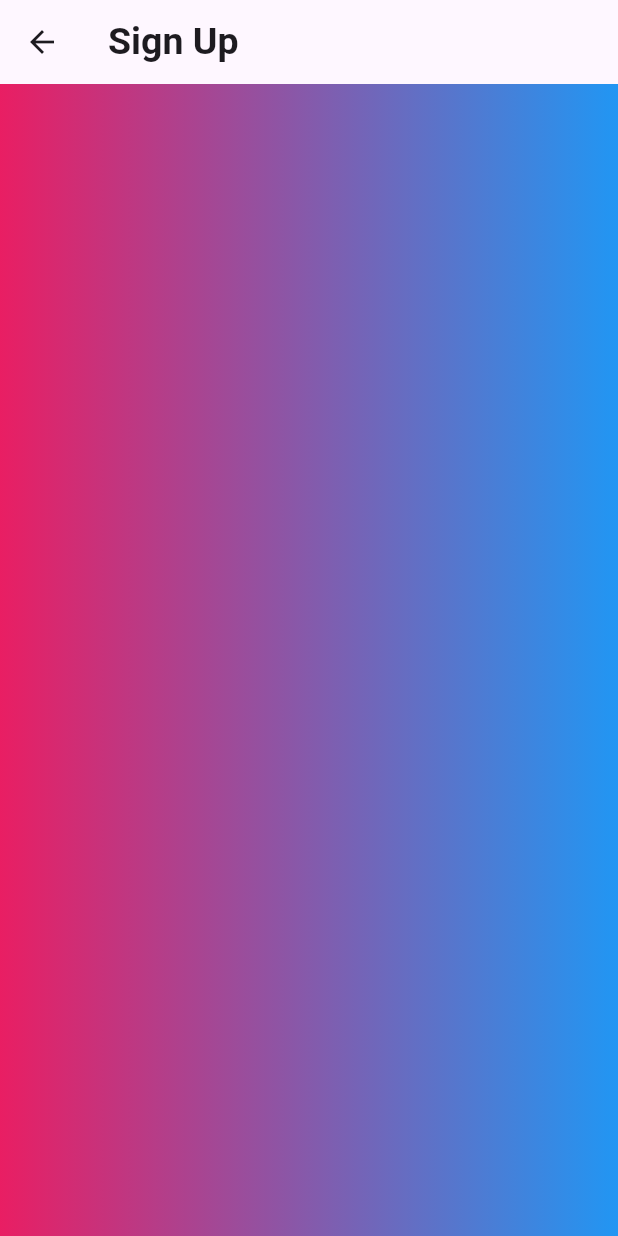
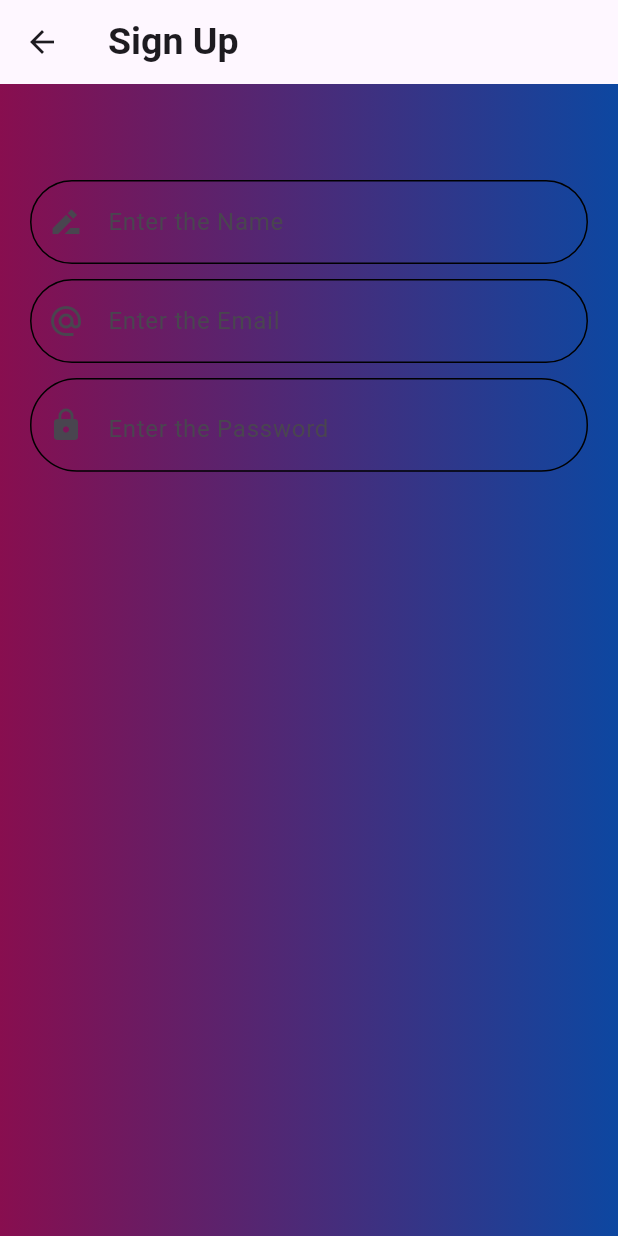
Before and after one commit to abhi1504p/LoginPage, a Flutter app: the SingnPage screen opened directly, on a phone screen of 412 x 824 dp. Run offline on Flutter 3.47's test engine with Material 3 defaults, Android fonts, the phone set to English and light mode, and no system bars; our stand-ins replace firebase_auth, firebase_core; accounts and stored records are empty.

Commit message:
update with firebase

```diff
--- a/lib/SingnUpPage.dart
+++ b/lib/SingnUpPage.dart
@@ -34,13 +34,48 @@ class _SingnPageState extends State<SingnPage> {
         height: MediaQuery.of(context).size.height,
         decoration: BoxDecoration(
           gradient: LinearGradient(colors: [
-            Colors.pink,
-            Colors.blue
+            Colors.pink.shade900,
+            Colors.blue.shade900
           ])
         ),
-        child: SingleChildScrollView(child:
+        child: SingleChildScrollView(
+          scrollDirection: Axis.vertical,
+          child:
           Column(
-            children: [ Padding(
+            children: [
+              SizedBox(height: 120,),
+              Padding(
+                padding: const EdgeInsets.only(right: 20, left: 20),
+                child: TextFormField(
+                  obscureText: false,
+                  validator: (value) {
+                    if (value == null || value.isEmpty) {
+                      return "Pls Enter the Name ";
+                    }
+                    return null;
+                  },
+                  controller: namecontroller,
+                  maxLines: 1,
+                  decoration: InputDecoration(
+                    hintText: "Enter the Name",
+                    prefixIcon:
+                    const Icon(Icons.drive_file_rename_outline_sharp),
+                    focusedBorder: OutlineInputBorder(
+                      borderSide: const BorderSide(color: Colors.black),
+                      borderRadius: BorderRadius.circular(30),
+                    ),
+                    enabledBorder: OutlineInputBorder(
+                      borderSide: const BorderSide(color: Colors.black),
+                      borderRadius: BorderRadius.circular(40),
+                    ),
+                  ),
+                ),
+              ),
+
+              const SizedBox(
+                height: 10,
+              ),
+              Padding(
                 padding: const EdgeInsets.only(right: 20, left: 20),
                 child: Form(
                   key: _formkey,
@@ -59,17 +94,56 @@ class _SingnPageState extends State<SingnPage> {
                       hintText: "Enter the Email",
                       prefixIcon: const Icon(Icons.alternate_email_sharp),
                       focusedBorder: OutlineInputBorder(
-                      borderSide: const BorderSide(color: Colors.black26),
+                        borderSide: const BorderSide(color: Colors.black),
                         borderRadius: BorderRadius.circular(30),
                       ),
                       enabledBorder: OutlineInputBorder(
-                      borderSide: const BorderSide(color: Colors.black26),
+                        borderSide: const BorderSide(color: Colors.black),
                         borderRadius: BorderRadius.circular(40),
                       ),
                     ),
                   ),
                 ),
               ),
+              const SizedBox(
+                height: 10,
+              ),
+              Padding(
+                padding: const EdgeInsets.only(left: 20, right: 20),
+                child: TextFormField(
+
+                  obscureText: _isHidden,
+                  validator: (value) {
+                    if (value == null || value.isEmpty) {
+                      return "Pls Enter the Password ";
+                    }
+                    return null;
+                  },
+                  controller: passwordcontroller,
+                  maxLines: 1,
+                  decoration: InputDecoration(
+                    hintText: "Enter the Password",
+                    suffix: InkWell(
+                      onTap: _togglePasswordView,  /// This is Magical Function
+                      child: Icon(color: Colors.red,
+                        _isHidden ?         /// CHeck Show & Hide.
+                        Icons.visibility :
+                        Icons.visibility_off,
+                      ),
+                    ),
+                    prefixIcon: const Icon(Icons.lock),
+                    focusedBorder: OutlineInputBorder(
+                      borderSide: const BorderSide(color: Colors.black),
+                      borderRadius: BorderRadius.circular(40),
+                    ),
+                    enabledBorder: OutlineInputBorder(
+                      borderSide: const BorderSide(color: Colors.black),
+                      borderRadius: BorderRadius.circular(40),
+                    ),
+                  ),
+                ),
+              ),
+
 
             ],
           ),),
--- a/lib/first_Page.dart
+++ b/lib/first_Page.dart
@@ -19,6 +19,7 @@ class _loginState extends State<login> {
   TextEditingController passwordcontroller = new TextEditingController();
   final _formkey = GlobalKey<FormState>();
   bool _isHidden = true;
+  bool _loginpage=false;
   void _togglePasswordView() {
     setState(() {
       _isHidden = !_isHidden;
```
Lines whose indentation alone changed are shown as unchanged.
